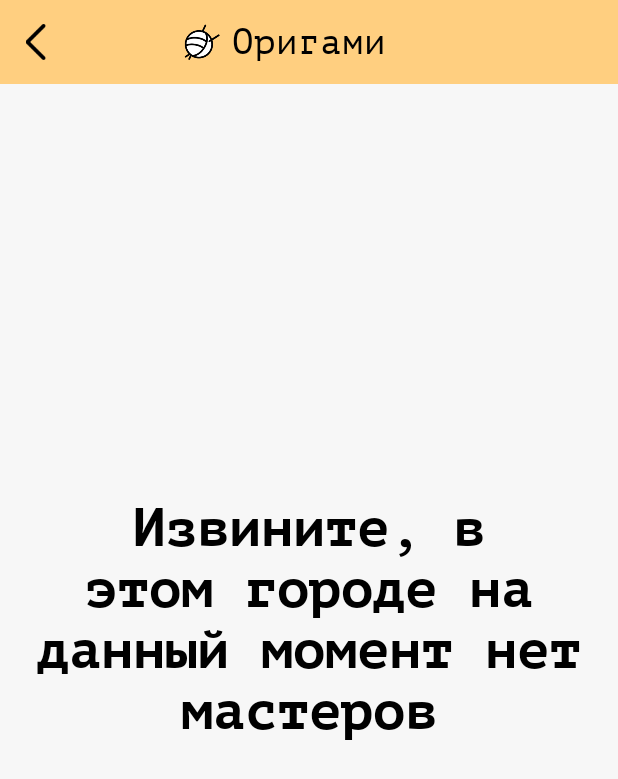
After one commit to aLT22/CrafftGiraffe, an Android app: the OrighamiActivity screen opened directly, with no data from a screen before it, on a phone screen of 412 x 824 dp. The commit adds this screen. Shown: the top 779 px of the screen. Run offline under Robolectric (Android 15) with nearby library versions, the phone set to English and light mode, and no system bars.

Commit message:
skeleton was done. final commit of the day

```diff
--- a/app/src/main/AndroidManifest.xml
+++ b/app/src/main/AndroidManifest.xml
@@ -38,6 +38,10 @@
             android:name=".ui.photos.AllPhotosActivity"
             android:theme="@style/FullScreenTheme">
         </activity>
+        <activity
+            android:name=".ui.orighami.OrighamiActivity"
+            android:theme="@style/FullScreenTheme">
+        </activity>
     </application>
 
 </manifest>
--- a/app/src/main/java/mn/factory/crafftgiraffe/adapter/CategoriesAdapter.kt
+++ b/app/src/main/java/mn/factory/crafftgiraffe/adapter/CategoriesAdapter.kt
@@ -8,6 +8,7 @@ import android.view.ViewGroup
 import android.widget.ImageView
 import mn.factory.crafftgiraffe.R
 import mn.factory.crafftgiraffe.data.model.Category
+import mn.factory.crafftgiraffe.ui.orighami.OrighamiActivity
 import mn.factory.crafftgiraffe.ui.results.ResultsActivity
 import java.util.*
 
@@ -57,6 +58,7 @@ class CategoriesViewHolder(view: View)
 
     override fun onClick(v: View?) {
         when (adapterPosition) {
+            1 -> v?.context?.startActivity(Intent(v.context, OrighamiActivity::class.java))
             2 -> v?.context?.startActivity(Intent(v.context, ResultsActivity::class.java))
         }
     }
--- /dev/null
+++ b/app/src/main/java/mn/factory/crafftgiraffe/ui/orighami/OrighamiActivity.kt
@@ -0,0 +1,27 @@
+package mn.factory.crafftgiraffe.ui.orighami
+
+import android.os.Bundle
+import android.support.v7.app.AppCompatActivity
+import kotlinx.android.synthetic.main.activity_orighami.*
+import mn.factory.crafftgiraffe.R
+import mn.factory.crafftgiraffe.utils.ext.setBoldFont
+import mn.factory.crafftgiraffe.utils.ext.setRegularFont
+
+class OrighamiActivity : AppCompatActivity() {
+
+    override fun onCreate(savedInstanceState: Bundle?) {
+        super.onCreate(savedInstanceState)
+        setContentView(R.layout.activity_orighami)
+
+        setFonts()
+
+        back.setOnClickListener {
+            onBackPressed()
+        }
+    }
+
+    private fun setFonts() {
+        titleTextView.setRegularFont(this)
+        noMastersHere.setBoldFont(this)
+    }
+}
--- a/app/src/main/java/mn/factory/crafftgiraffe/utils/ext/FontExt.kt
+++ b/app/src/main/java/mn/factory/crafftgiraffe/utils/ext/FontExt.kt
@@ -8,10 +8,16 @@ import android.widget.TextView
  * Created by Turkin A. on 05.07.2018.
  */
 const val FONT_PATH_REGULAR = "fonts/PTMono_regular.ttf"
-const val FONT_PATH_BOLD = "fonts/PTMono_regular.ttf"
+const val FONT_PATH_BOLD = "fonts/PTMono_bold.ttf"
 
 fun TextView.setRegularFont(context: Context) {
     val typeface = Typeface.createFromAsset(context.assets, FONT_PATH_REGULAR)
 
     this.typeface = typeface
 }
+
+fun TextView.setBoldFont(context: Context) {
+    val typeface = Typeface.createFromAsset(context.assets, FONT_PATH_BOLD)
+
+    this.typeface = typeface
+}
--- /dev/null
+++ b/app/src/main/res/layout/activity_orighami.xml
@@ -0,0 +1,67 @@
+<?xml version="1.0" encoding="utf-8"?>
+<android.support.constraint.ConstraintLayout
+    xmlns:android="http://schemas.android.com/apk/res/android"
+    xmlns:app="http://schemas.android.com/apk/res-auto"
+    xmlns:tools="http://schemas.android.com/tools"
+    android:layout_width="match_parent"
+    android:layout_height="match_parent"
+    android:background="@color/colorWhiteAlpha"
+    tools:context=".ui.results.ResultsActivity">
+
+    <View
+        android:id="@+id/titleView"
+        android:layout_width="0dp"
+        android:layout_height="56dp"
+        android:background="@color/colorOrange"
+        app:layout_constraintLeft_toLeftOf="parent"
+        app:layout_constraintRight_toRightOf="parent"
+        app:layout_constraintTop_toTopOf="parent"/>
+
+    <TextView
+        android:id="@+id/titleTextView"
+        android:layout_width="wrap_content"
+        android:layout_height="wrap_content"
+        android:text="Оригами"
+        android:textColor="@color/colorBlack"
+        android:textSize="24sp"
+        app:layout_constraintBottom_toBottomOf="@+id/titleView"
+        app:layout_constraintLeft_toLeftOf="parent"
+        app:layout_constraintRight_toRightOf="parent"
+        app:layout_constraintTop_toTopOf="parent"/>
+
+    <ImageView
+        android:id="@+id/back"
+        android:layout_width="24dp"
+        android:layout_height="24dp"
+        android:layout_marginLeft="12dp"
+        android:src="@drawable/arrow_back"
+        app:layout_constraintBottom_toBottomOf="@+id/titleView"
+        app:layout_constraintLeft_toLeftOf="parent"
+        app:layout_constraintTop_toTopOf="parent"/>
+
+    <ImageView
+        android:id="@+id/orighami"
+        android:layout_width="24dp"
+        android:layout_height="24dp"
+        android:layout_marginRight="8dp"
+        android:src="@drawable/klubok"
+        app:layout_constraintBottom_toBottomOf="@+id/titleTextView"
+        app:layout_constraintRight_toLeftOf="@+id/titleTextView"
+        app:layout_constraintTop_toTopOf="@+id/titleTextView"/>
+
+    <TextView
+        android:id="@+id/noMastersHere"
+        android:layout_width="0dp"
+        android:layout_height="0dp"
+        android:layout_marginLeft="24dp"
+        android:layout_marginRight="24dp"
+        android:gravity="center"
+        android:text="Извините, в этом городе на данный момент нет мастеров"
+        android:textColor="@color/colorBlack"
+        android:textSize="36sp"
+        app:layout_constraintBottom_toBottomOf="parent"
+        app:layout_constraintLeft_toLeftOf="parent"
+        app:layout_constraintRight_toRightOf="parent"
+        app:layout_constraintTop_toTopOf="parent"/>
+
+</android.support.constraint.ConstraintLayout>
```
